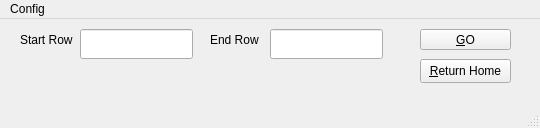
The window that articulator.ui (at91322/dteassistant) describes before a commit, drawn with Qt 5.
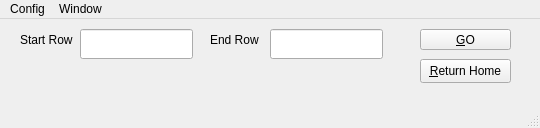
The same window after the commit.

```diff
--- a/articulator.ui
+++ b/articulator.ui
@@ -118,7 +118,14 @@
     <addaction name="actionChange_Username"/>
     <addaction name="actionChange_Current_Term"/>
    </widget>
+   <widget class="QMenu" name="menuWindow">
+    <property name="title">
+     <string>Window</string>
+    </property>
+    <addaction name="actionAlways_On_Top"/>
+   </widget>
    <addaction name="menuConfig"/>
+   <addaction name="menuWindow"/>
   </widget>
   <widget class="QStatusBar" name="statusbar"/>
   <action name="actionChange_Username">
```
Left out of the diff: 8 changed lines with no effect on the pictures.
